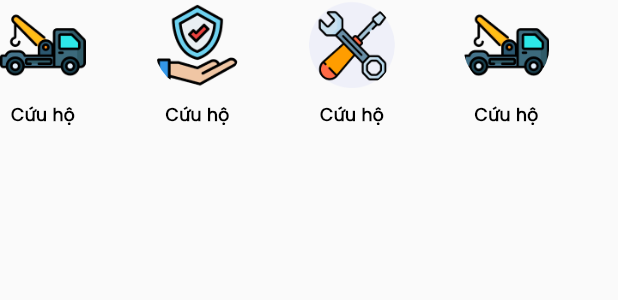
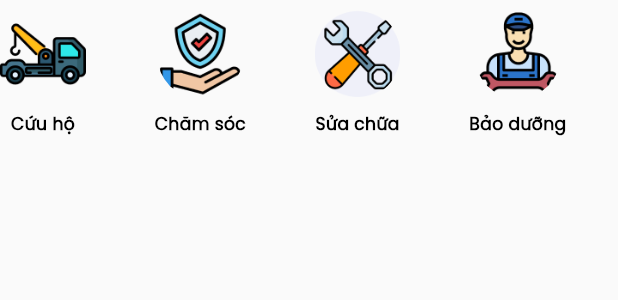
Before and after one commit to FPTUCapstone/CapstoneEmpireMobile, a Flutter app: the HomePageServiceIconButton widget shown alone on an empty page, opened directly, on a phone screen of 412 x 824 dp. Shown: the top 300 px of the screen. Run offline on Flutter 3.47's test engine with Material 2 defaults, Android fonts, the phone set to English and light mode, and no system bars; our stand-ins replace date_picker_timeline, easy_stepper, firebase_auth, firebase_core, firebase_messaging, flutter_dash and 12 more; missing offline and left inert: external_app_launcher; accounts and stored records are empty; network calls fail.

Commit message:
[TrungTDH] Fix OverFlow UI

```diff
--- a/lib/application_layer/widgets/homepage_service_iconbutton.dart
+++ b/lib/application_layer/widgets/homepage_service_iconbutton.dart
@@ -9,7 +9,7 @@ class HomePageServiceIconButton extends StatelessWidget {
   @override
   Widget build(BuildContext context) {
     return SizedBox(
-      height: 70.h,
+      height: 80.h,
       child: ListView(
         // This next line does the trick.
         scrollDirection: Axis.horizontal,
@@ -23,7 +23,9 @@ class HomePageServiceIconButton extends StatelessWidget {
                   borderRadius: BorderRadius.circular(100),
                 ),
                 child: GestureDetector(
-                  onTap: () {},
+                  onTap: () {
+                    //TODO
+                  },
                   child: Image.asset(
                     "assets/image/icon-logo/homeservice-logo-rescue.png",
                     height: 50.h,
@@ -64,7 +66,7 @@ class HomePageServiceIconButton extends StatelessWidget {
               height: 10.h,
             ),
             Text(
-              'Cứu hộ',
+              'Chăm sóc',
               style: TextStyle(
                   fontSize: 10.sp,
                   fontWeight: FontWeight.w600,
@@ -92,35 +94,7 @@ class HomePageServiceIconButton extends StatelessWidget {
               height: 10.h,
             ),
             Text(
-              'Cứu hộ',
-              style: TextStyle(
-                  fontSize: 10.sp,
-                  fontWeight: FontWeight.w600,
-                  color: AppColors.blackTextColor,
-                  fontFamily: 'SFProDisplay'),
-            ),
-          ]),
-          SizedBox(
-            width: 40.w,
-          ),
-          Column(mainAxisAlignment: MainAxisAlignment.center, children: [
-            ClipRRect(
-              borderRadius: BorderRadius.circular(100),
-              child: GestureDetector(
-                onTap: () {},
-                child: InkWell(
-                    child: Image.asset(
-                  "assets/image/icon-logo/homeservice-logo-rescue.png",
-                  height: 50.h,
-                  width: 50.w,
-                )),
-              ),
-            ),
-            SizedBox(
-              height: 10.h,
-            ),
-            Text(
-              'Cứu hộ',
+              'Sửa chữa',
               style: TextStyle(
                   fontSize: 10.sp,
                   fontWeight: FontWeight.w600,
@@ -148,7 +122,7 @@ class HomePageServiceIconButton extends StatelessWidget {
               height: 10.h,
             ),
             Text(
-              'Cứu hộ',
+              'Bảo dưỡng',
               style: TextStyle(
                   fontSize: 10.sp,
                   fontWeight: FontWeight.w600,
@@ -176,7 +150,7 @@ class HomePageServiceIconButton extends StatelessWidget {
               height: 10.h,
             ),
             Text(
-              'Cứu hộ',
+              'Phụ tùng',
               style: TextStyle(
                   fontSize: 10.sp,
                   fontWeight: FontWeight.w600,
--- a/lib/application_layer/widgets/on_going_service_progress_bar.dart
+++ b/lib/application_layer/widgets/on_going_service_progress_bar.dart
@@ -122,7 +122,7 @@ class _OnGoingServiceProgressBarState extends State<OnGoingServiceProgressBar> {
         Container(
           margin: const EdgeInsets.symmetric(horizontal: 21),
           width: 375.w,
-          height: 80.h,
+          height: 90.h,
           child: EasyStepper(
             activeStep: _activeStep,
             lineType: LineType.normal,
```
